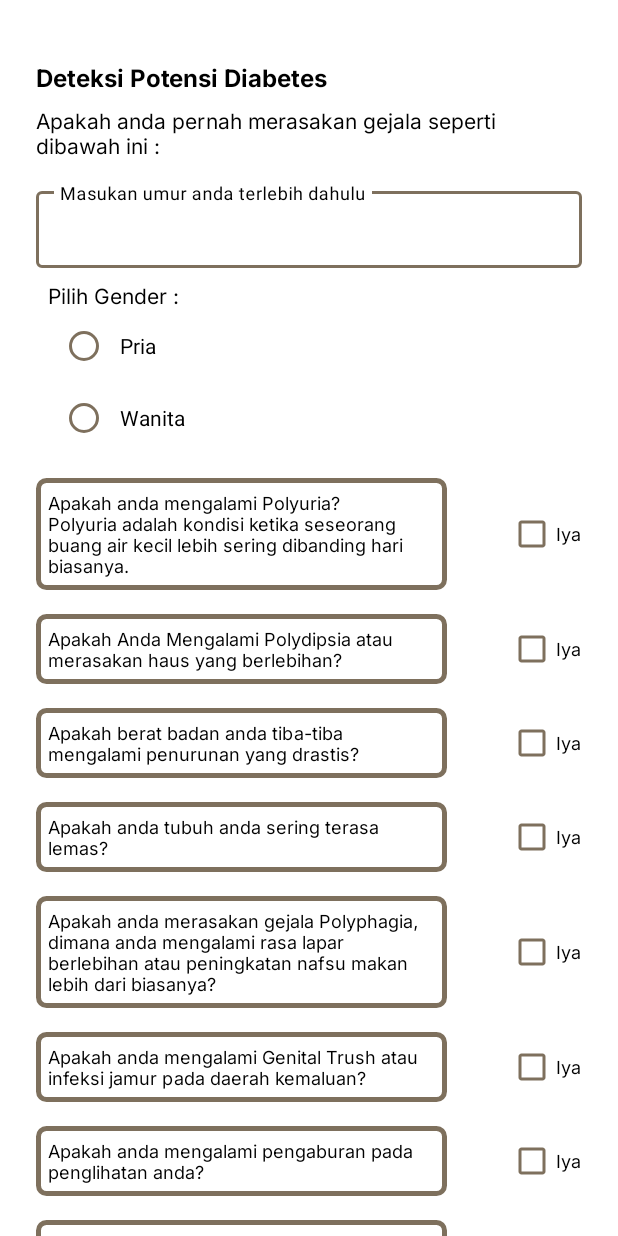
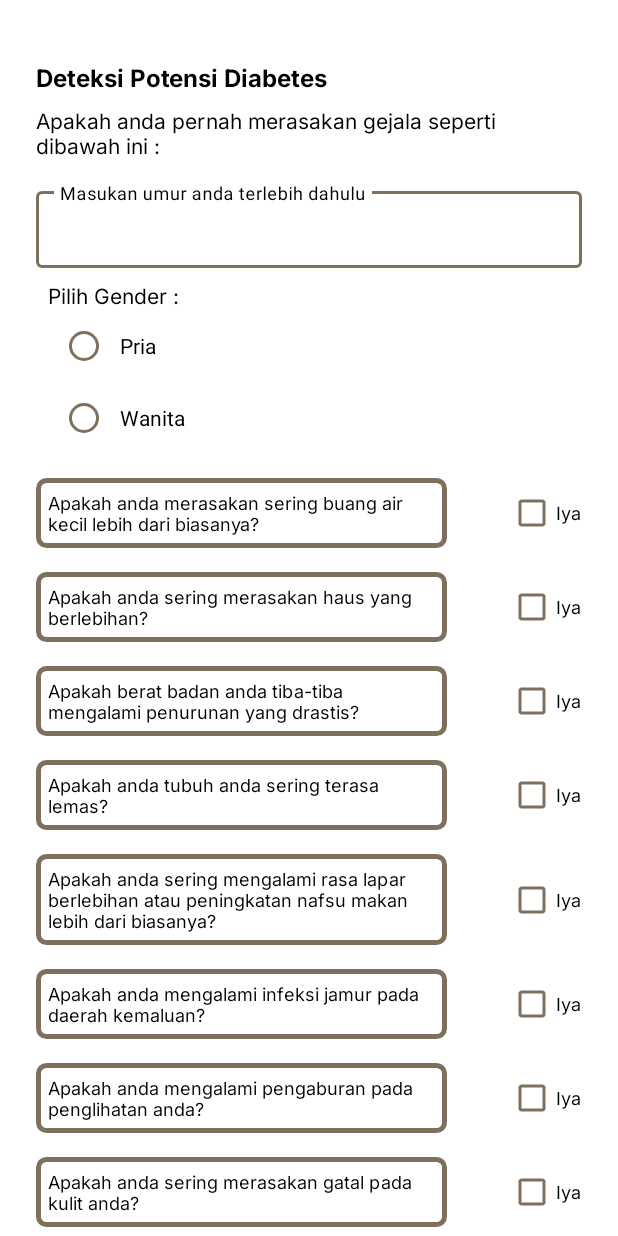
Before and after one commit to herdiyusli/Glucos-App, an Android app: the DetectionActivity screen opened directly, with no data from a screen before it, on a phone screen of 412 x 824 dp. Run offline under Robolectric (Android 15) with nearby library versions, the phone set to English and light mode, and no system bars; libraries missing offline, so code that uses them is left out: org.tensorflow.lite; Roboto replaces fonts that are not available here.

Commit message:
mempermudah dan mensederhanakan pertanyaan untuk deteksi diabetes

```diff
--- a/GlucosApp/app/src/main/res/values/strings.xml
+++ b/GlucosApp/app/src/main/res/values/strings.xml
@@ -71,19 +71,19 @@
     <string name="_78">78%</string>
     <string name="terkena_penyakit_diabtes_segera_cegah_dengan_menerapkan_pola_hidup_sehat">terkena penyakit diabtes, Segera cegah dengan menerapkan pola hidup sehat.</string>
     <string name="hasil_deteksi_ini_hanyalah_sebagai_alat_deteksi_dini_yang_berguna_untuk_pencegahan">Hasil deteksi ini hanyalah sebagai alat deteksi dini yang berguna untuk pencegahan.</string>
-    <string name="apakah_anda_mengalami_poliuria_npoliuria_adalah_kondisi_ketika_seseorang_buang_air_kecil_lebih_sering_dibanding_hari_biasanya">Apakah anda mengalami Polyuria? \nPolyuria adalah kondisi ketika seseorang buang air kecil lebih sering dibanding hari biasanya.</string>
-    <string name="apakah_anda_mengalami_polydipsia_atau_merasakan_haus_yang_berlebihan">Apakah Anda Mengalami Polydipsia atau merasakan haus yang berlebihan?</string>
+    <string name="apakah_anda_mengalami_poliuria_npoliuria_adalah_kondisi_ketika_seseorang_buang_air_kecil_lebih_sering_dibanding_hari_biasanya">Apakah anda merasakan sering buang air kecil lebih dari biasanya?</string>
+    <string name="apakah_anda_mengalami_polydipsia_atau_merasakan_haus_yang_berlebihan">Apakah anda sering merasakan haus yang berlebihan?</string>
     <string name="apakah_berat_badan_anda_tiba_tiba_mengalami_penurunan_yang_drastis">Apakah berat badan anda tiba-tiba mengalami penurunan yang drastis?</string>
     <string name="apakah_anda_tubuh_anda_sering_terasa_lemas">Apakah anda tubuh anda sering terasa lemas?</string>
-    <string name="apakah_anda_merasakan_gejala_polyphagia_dimana_anda_mengalami_rasa_lapar_berlebihan_atau_peningkatan_nafsu_makan_lebih_dari_biasanya">Apakah anda merasakan gejala Polyphagia, dimana anda mengalami rasa lapar berlebihan atau peningkatan nafsu makan lebih dari biasanya?</string>
-    <string name="apakah_anda_mengalami_genital_trush_atau_infeksi_jamur_pada_daerah_kemaluan">Apakah anda mengalami Genital Trush atau infeksi jamur pada daerah kemaluan?</string>
+    <string name="apakah_anda_merasakan_gejala_polyphagia_dimana_anda_mengalami_rasa_lapar_berlebihan_atau_peningkatan_nafsu_makan_lebih_dari_biasanya">Apakah anda sering mengalami rasa lapar berlebihan atau peningkatan nafsu makan lebih dari biasanya?</string>
+    <string name="apakah_anda_mengalami_genital_trush_atau_infeksi_jamur_pada_daerah_kemaluan">Apakah anda mengalami infeksi jamur pada daerah kemaluan?</string>
     <string name="apakah_anda_mengalami_pengaburan_pada_penglihatan_anda">Apakah anda mengalami pengaburan pada penglihatan anda?</string>
     <string name="apakah_anda_sering_merasakan_gatal_pada_kulit_anda">Apakah anda sering merasakan gatal pada kulit anda?</string>
     <string name="apakah_anda_mengalami_gangguan_emosional_seperti_mudah_marah">Apakah anda mengalami gangguan emosional seperti mudah marah?</string>
     <string name="jika_anda_mengalami_luka_apakah_luka_tersebut_sulit_atau_lama_untuk_pulih">Jika anda mengalami luka apakah luka tersebut sulit atau lama untuk pulih?</string>
-    <string name="apakah_anda_mengalami_paresis_n_paresis_adalah_suatu_kondisi_ditandai_oleh_lemahnya_gerak_badan_atau_hilangnya_sebagian_gerakan_badan">Apakah anda mengalami Paresis? \n Paresis adalah suatu kondisi ditandai oleh lemahnya gerak badan, atau hilangnya sebagian gerakan badan.</string>
+    <string name="apakah_anda_mengalami_paresis_n_paresis_adalah_suatu_kondisi_ditandai_oleh_lemahnya_gerak_badan_atau_hilangnya_sebagian_gerakan_badan">Apakah anda sering mengalami kondisi terasa lemahnya gerak badan, atau bahkan sampai tidak bisa bergerak pada sebagian tubuh anda?</string>
     <string name="apakah_otot_anda_sering_terasa_kaku">Apakah otot anda sering terasa kaku?</string>
-    <string name="apakah_anda_mengalami_kerontokan_rambut">Apakah Anda Mengalami kerontokan Rambut?</string>
+    <string name="apakah_anda_mengalami_kerontokan_rambut">Apakah anda mengalami kerontokan Rambut?</string>
     <string name="apakah_anda_memiliki_kelebihan_berat_badan_atau_obesitas">Apakah anda memiliki kelebihan berat badan atau obesitas?</string>
 
 
```
